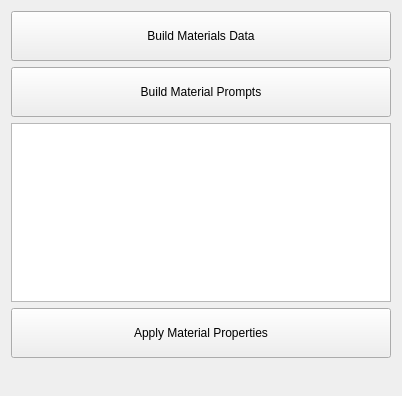
The window that datagen/ui/ui_datagen.ui (kiryha/neuron) describes before a commit, drawn with Qt 5.
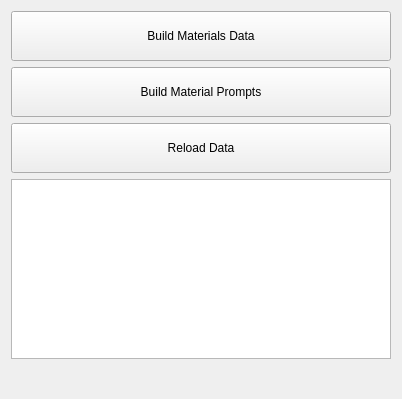
The same window after the commit.

Diff of the .ui file:
```diff
--- a/datagen/ui/ui_datagen.ui
+++ b/datagen/ui/ui_datagen.ui
@@ -7,7 +7,7 @@
     <x>0</x>
     <y>0</y>
     <width>402</width>
-    <height>396</height>
+    <height>399</height>
    </rect>
   </property>
   <property name="windowTitle">
@@ -40,22 +40,22 @@
      </property>
     </widget>
    </item>
+   <item>
+    <widget class="QPushButton" name="btnReloadData">
+     <property name="minimumSize">
+      <size>
+       <width>0</width>
+       <height>50</height>
+      </size>
+     </property>
+     <property name="text">
+      <string>Reload Data</string>
+     </property>
+    </widget>
+   </item>
    <item>
     <widget class="QListWidget" name="listMaterials"/>
    </item>
-   <item>
-    <widget class="QPushButton" name="btnApplyMaterial">
-     <property name="minimumSize">
-      <size>
-       <width>0</width>
-       <height>50</height>
-      </size>
-     </property>
-     <property name="text">
-      <string>Apply Material Properties</string>
-     </property>
-    </widget>
-   </item>
    <item>
     <spacer name="verticalSpacer">
      <property name="orientation">
```
